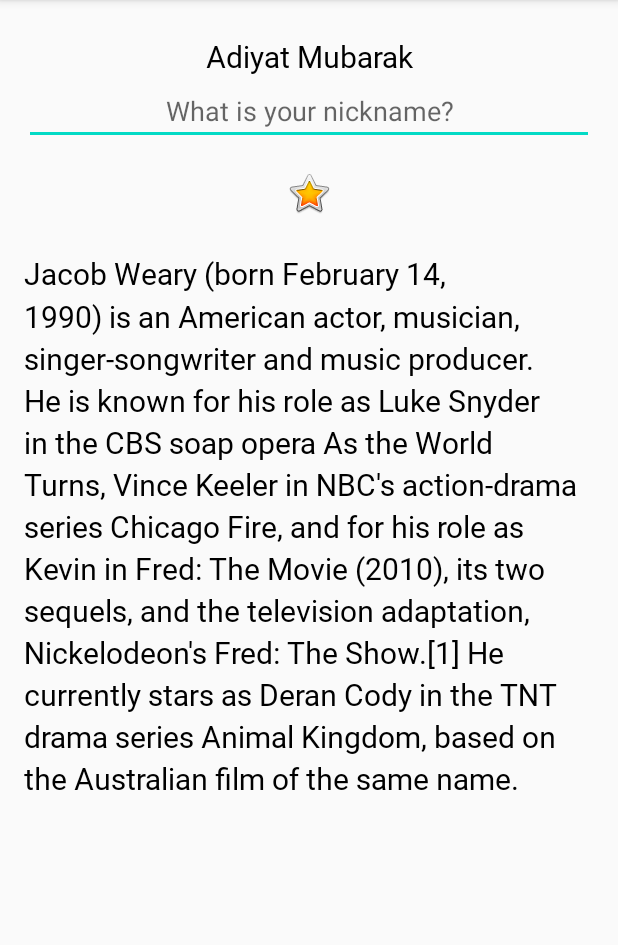
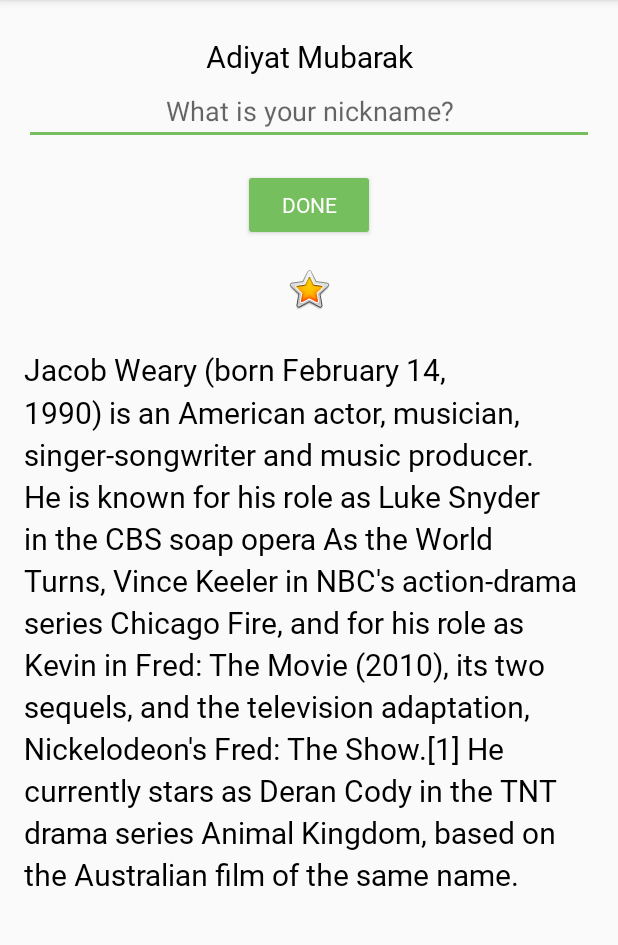
Before and after one commit to Keda87/udacity-android-kotlin, an Android app: the screen it shows after launch (MainActivity), on a phone screen of 412 x 824 dp, the part 84-1029 px from its top. Run offline under Robolectric (Android 15) with nearby library versions, the phone set to English and light mode, and no system bars.

Commit message:
Section 2: add button

```diff
--- a/AboutMe/app/src/main/res/layout/activity_main.xml
+++ b/AboutMe/app/src/main/res/layout/activity_main.xml
@@ -24,6 +24,24 @@
         android:inputType="textPersonName"
         android:textAlignment="center" />
 
+    <Button
+        android:id="@+id/done_button"
+        android:layout_width="wrap_content"
+        android:layout_height="wrap_content"
+        android:text="@string/done"
+        android:fontFamily="@font/roboto"
+        android:layout_gravity="center_horizontal"
+        android:layout_marginTop="@dimen/layout_margin"
+        style="@style/Widget.AppCompat.Button.Colored"/>
+
+    <TextView
+        android:id="@+id/nickname_text"
+        style="@style/NameStyle"
+        android:layout_width="match_parent"
+        android:layout_height="wrap_content"
+        android:textAlignment="center"
+        android:visibility="gone" />
+
     <ImageView
         android:id="@+id/star_image"
         android:layout_width="match_parent"
--- a/AboutMe/app/src/main/res/values/colors.xml
+++ b/AboutMe/app/src/main/res/values/colors.xml
@@ -2,5 +2,5 @@
 <resources>
     <color name="colorPrimary">#6200EE</color>
     <color name="colorPrimaryDark">#3700B3</color>
-    <color name="colorAccent">#03DAC5</color>
+    <color name="colorAccent">#76bf5e</color>
 </resources>
--- a/AboutMe/app/src/main/res/values/strings.xml
+++ b/AboutMe/app/src/main/res/values/strings.xml
@@ -4,4 +4,5 @@
     <string name="yellow_star">Yellow Star</string>
     <string name="bio">Jacob Weary (born February 14, 1990) is an American actor, musician, singer-songwriter and music producer. He is known for his role as Luke Snyder in the CBS soap opera As the World Turns, Vince Keeler in NBC\'s action-drama series Chicago Fire, and for his role as Kevin in Fred: The Movie (2010), its two sequels, and the television adaptation, Nickelodeon\'s Fred: The Show.[1] He currently stars as Deran Cody in the TNT drama series Animal Kingdom, based on the Australian film of the same name.</string>
     <string name="what_is_your_nickname">What is your nickname?</string>
+    <string name="done">DONE</string>
 </resources>
```
